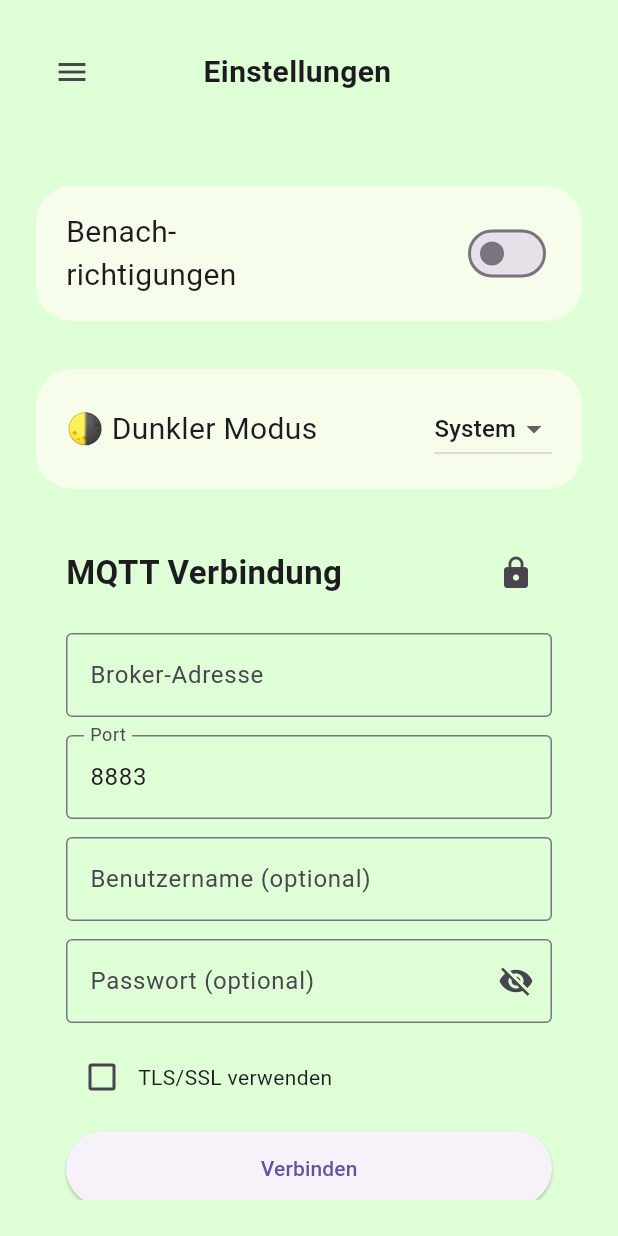
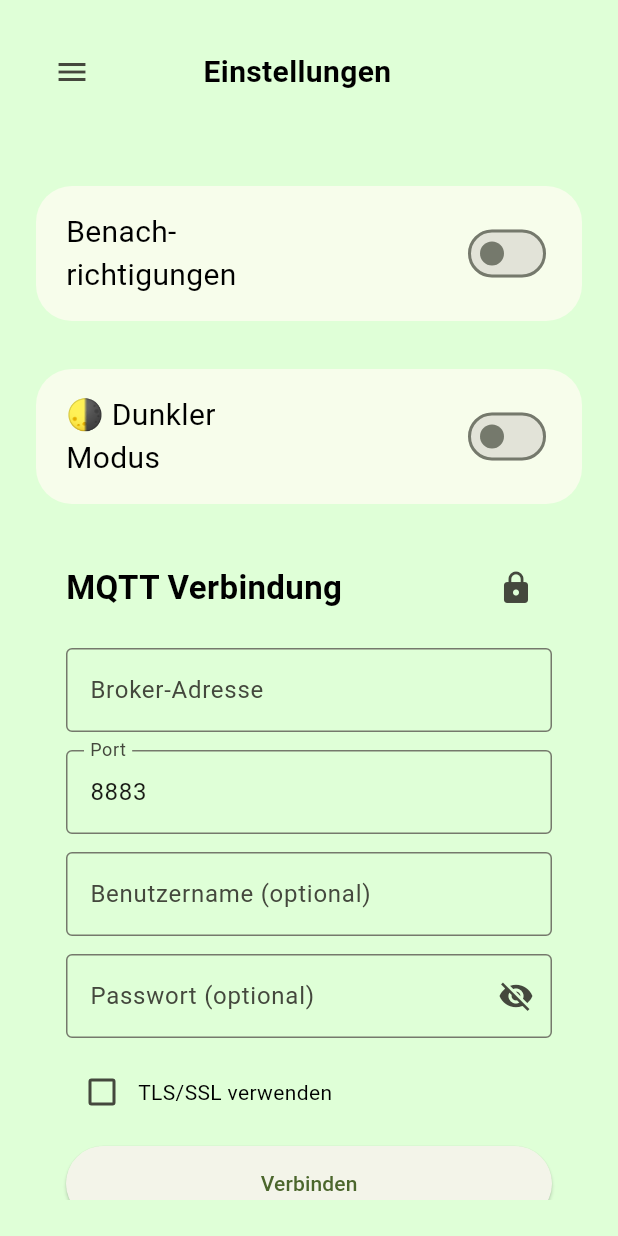
Before and after one commit to SpartanProgram/balkon-bewaesserung-app, a Flutter app: the EinstellungenScreen screen opened directly, on a phone screen of 412 x 824 dp. Run offline on Flutter 3.47's test engine with Material 3 defaults, Android fonts, the phone set to English and light mode, and no system bars; our stand-ins replace flutter_local_notifications, shared_preferences; missing offline and left inert: mqtt_client; accounts and stored records are empty.

Commit message:
change the toggle like the notification toggle button
Former-commit-id: 903bf397e737643c0a192407f2743f1daac6f7a6

```diff
--- a/Software/lib/einstellungen.dart
+++ b/Software/lib/einstellungen.dart
@@ -132,37 +132,30 @@
                   color: const Color(0xFFF7FDEB),
                   borderRadius: BorderRadius.circular(24),
                 ),
-                child: Consumer<SensorDataProvider>(
-                  builder: (context, provider, _) {
-                    return Row(
-                      mainAxisAlignment: MainAxisAlignment.spaceBetween,
-                      children: [
-                        const Text("🌗 Dunkler Modus", style: TextStyle(fontSize: 20)),
-                        DropdownButton<ThemeMode>(
-                          value: provider.themeMode,
-                          onChanged: (mode) {
-                            if (mode != null) {
-                              provider.saveThemeMode(mode);
-                            }
+                child: Row(
+                  mainAxisAlignment: MainAxisAlignment.spaceBetween,
+                  children: [
+                    const Flexible(
+                      child: Text(
+                        "🌗 Dunkler\nModus",
+                        style: TextStyle(fontSize: 20),
+                      ),
+                    ),
+                    Consumer<SensorDataProvider>(
+                      builder: (context, provider, _) {
+                        return Switch(
+                          value: provider.themeMode == ThemeMode.dark,
+                          activeColor: Colors.white,
+                          activeTrackColor: Colors.green,
+                          onChanged: (isDark) {
+                            HapticFeedback.mediumImpact();
+                            final newMode = isDark ? ThemeMode.dark : ThemeMode.light;
+                            provider.saveThemeMode(newMode);
                           },
-                          items: const [
-                            DropdownMenuItem(
-                              value: ThemeMode.system,
-                              child: Text("System"),
-                            ),
-                            DropdownMenuItem(
-                              value: ThemeMode.light,
-                              child: Text("Hell"),
-                            ),
-                            DropdownMenuItem(
-                              value: ThemeMode.dark,
-                              child: Text("Dunkel"),
-                            ),
-                          ],
-                        ),
-                      ],
-                    );
-                  },
+                        );
+                      },
+                    ),
+                  ],
                 ),
               ),
 
```
Also changed, not shown: Software/lib/main.dart (+25 -3 lines).
